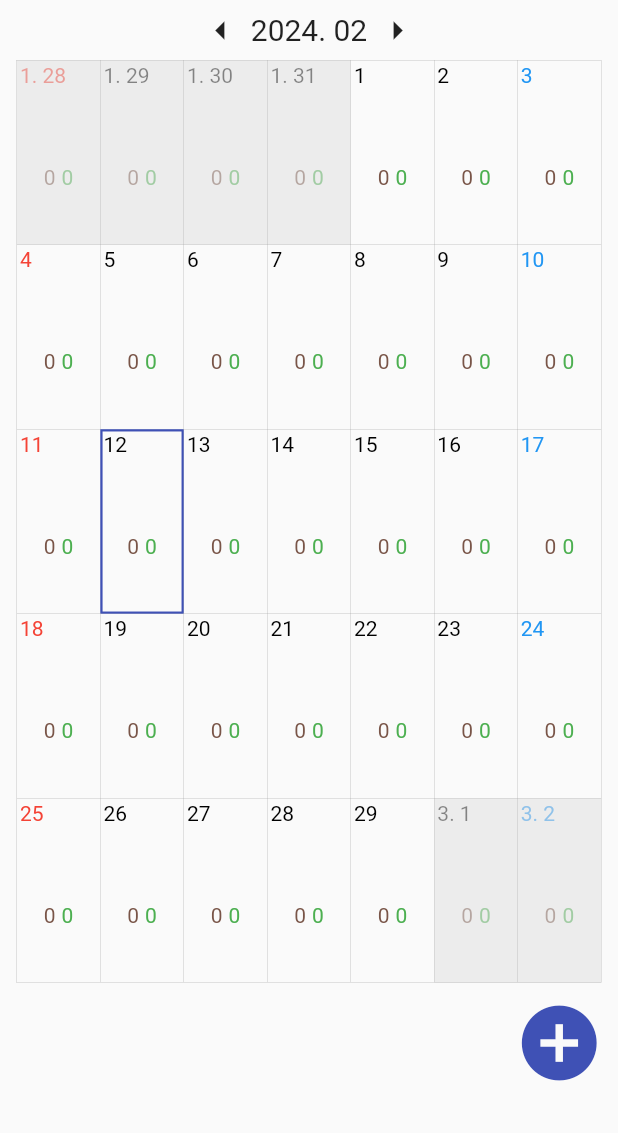
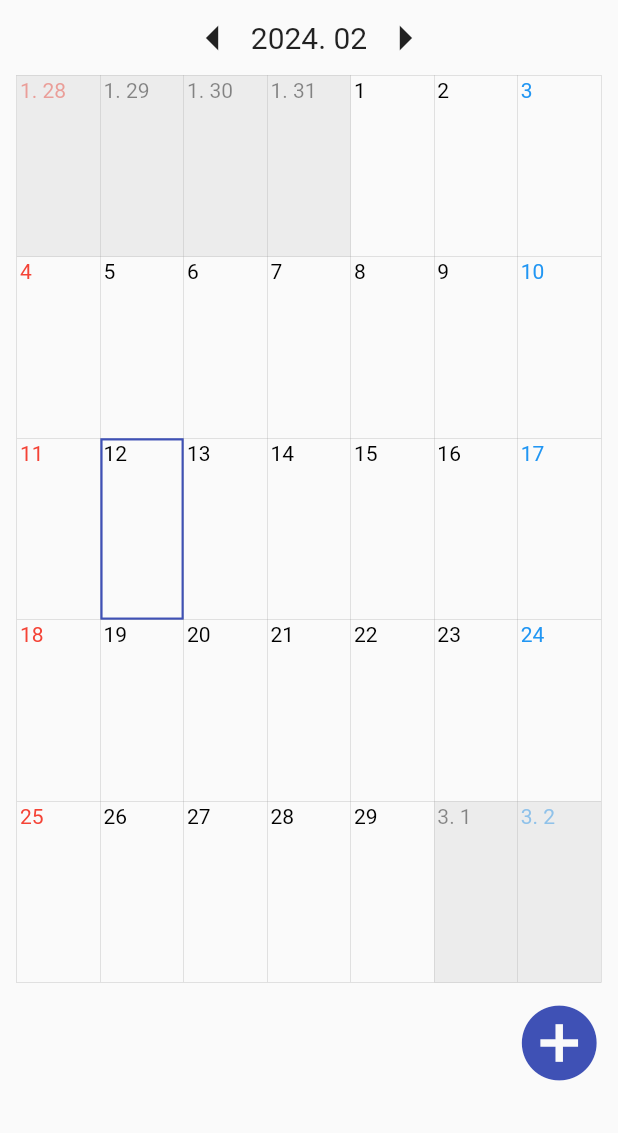
Before and after one commit to kanggo1111/hair_designer_sales_manage, a Flutter app: the screen it shows after launch, on a phone screen of 412 x 824 dp, the part 103-1236 px from its top. Run offline on Flutter 3.47's test engine with Material 3 defaults, Android fonts, the phone set to English and light mode, and no system bars; our stand-ins replace auto_size_text, currency_text_input_formatter, flutter_spinkit; missing offline and left inert: back_button_interceptor.

```diff
--- a/lib/items/add_data_row.dart
+++ b/lib/items/add_data_row.dart
@@ -245,6 +245,7 @@ class ItemButton extends StatelessWidget {
         child: Text(
           itemType,
           style: TextStyle(
+            fontSize: 16,
             color: itemTypeColor,
           ),
         ),
--- a/lib/main.dart
+++ b/lib/main.dart
@@ -11,7 +11,17 @@ class MyApp extends StatelessWidget {
   @override
   Widget build(BuildContext context) {
     return MaterialApp(
-      theme: ThemeData(primarySwatch: Colors.indigo, useMaterial3: false),
+      theme: ThemeData(
+          primarySwatch: Colors.indigo,
+          useMaterial3: false,
+          pageTransitionsTheme: PageTransitionsTheme(
+              builders: <TargetPlatform, PageTransitionsBuilder>{
+                TargetPlatform.android: FadeUpwardsPageTransitionsBuilder(),
+                TargetPlatform.iOS: CupertinoPageTransitionsBuilder(),
+                TargetPlatform.linux: OpenUpwardsPageTransitionsBuilder(),
+                TargetPlatform.macOS: FadeUpwardsPageTransitionsBuilder(),
+              })
+            ),
       title: 'Hair designer sales manager',
       home: MainScreen(),
     );
--- a/lib/my_widget/my_calendar/my_calendar.dart
+++ b/lib/my_widget/my_calendar/my_calendar.dart
@@ -66,19 +66,6 @@ class _MyCalendarState extends State<MyCalendar> {
     now = DateTime(currentYear, currentMonth);
   }
 
-  void showMainItemAlert(BuildContext context, DateTime now) {
-    showDialog(
-        context: context,
-        builder: (context) {
-          return Dialog(
-            insetAnimationCurve: Curves.easeIn,
-            insetAnimationDuration: Duration(milliseconds: 100),
-            backgroundColor: Colors.white,
-            child: ItemOneDay(now, refreshCalendar),
-          );
-        });
-  }
-
   void _refreshCalendar() {
     setState(() {});
   }
@@ -102,7 +89,7 @@ class _MyCalendarState extends State<MyCalendar> {
                     },
                     child: Icon(
                       Icons.arrow_left,
-                      size: 30,
+                      size: 40,
                     )),
                 const SizedBox(
                   width: 5,
@@ -124,7 +111,7 @@ class _MyCalendarState extends State<MyCalendar> {
                   },
                   child: Icon(
                     Icons.arrow_right,
-                    size: 30,
+                    size: 40,
                   ),
                 )
               ],
@@ -146,11 +133,9 @@ class _MyCalendarState extends State<MyCalendar> {
                       IconButton(
                           padding: EdgeInsets.all(10),
                           onPressed: () {
-                            // widget._navigatorKey.currentState?.pushNamed('/B');
                             Navigator.of(context).push(MaterialPageRoute(
                                 builder: (context) =>
                                     ItemOneDay(now, refreshCalendar)));
-                            //showMainItemAlert(context, DateTime.now());
                           },
                           icon: Icon(
                             Icons.add_circle,
@@ -314,7 +299,6 @@ List<Widget> getCellContent(int dayOfCell, int year, int month, Color color) {
         decoration: BoxDecoration(
             border: Border.all(color: Colors.grey, width: cellBorderWidth)),
         child: Column(
-          mainAxisAlignment: MainAxisAlignment.spaceBetween,
           children: [
             Row(
               mainAxisAlignment: MainAxisAlignment.start,
@@ -324,41 +308,41 @@ List<Widget> getCellContent(int dayOfCell, int year, int month, Color color) {
                         color: isNeedShadow ? color.withOpacity(0.5) : color)),
               ],
             ),
+            const SizedBox(height: 10,),
             Row(
               mainAxisAlignment: MainAxisAlignment.end,
               children: [
                 Text(textSumPrice,
                     style: TextStyle(
+                      fontSize: 11,
                         color: isNeedShadow
                             ? incomeTextColor.withOpacity(0.5)
                             : incomeTextColor)),
               ],
             ),
+            const SizedBox(height: 5,),
             Row(
               mainAxisAlignment: MainAxisAlignment.center,
               children: [
                 Container(
-                    padding: EdgeInsets.all(2),
+                    padding: EdgeInsets.all(5),
                     child: Text(
-                      textTypeCnt1,
+                      textTypeCnt1 != '0' ? textTypeCnt1 : ' ',
                       style: TextStyle(
                           color: isNeedShadow
                               ? Colors.brown.withOpacity(0.5)
                               : Colors.brown),
                     )),
                 Container(
-                    padding: EdgeInsets.all(2),
+                    padding: EdgeInsets.all(5),
                     child: Text(
-                      textTypeCnt2,
+                      textTypeCnt2 != '0' ? textTypeCnt2 : ' ',
                       style: TextStyle(
                           color: isNeedShadow
                               ? Colors.green.withOpacity(0.5)
                               : Colors.green),
                     )),
               ],
-            ),
-            Text(
-              ' ',
             ),
           ],
         )),
```
Also changed, not shown: lib/items/my_db.dart (+31 -35 lines), 1 other file.
